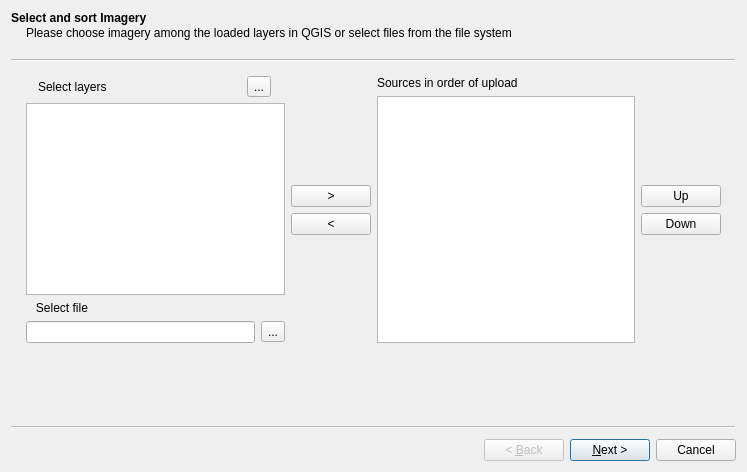
Qt form OpenAerialMap/gui/ui/img_uploader_wizard.ui (hotosm/oam-qgis-plugin) before a commit.
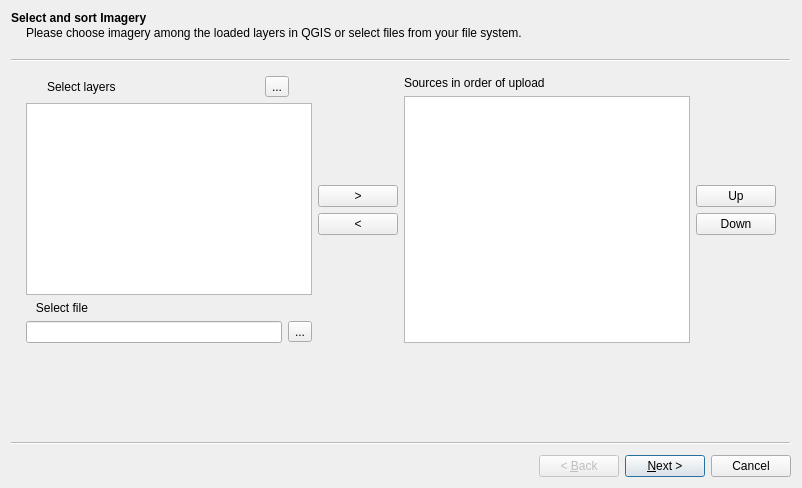
The same form after that commit.

Commit message: Changes to wizard and dialog layouts. New layout for imagery search/browsing.

```diff
--- a/OpenAerialMap/gui/ui/img_uploader_wizard.ui
+++ b/OpenAerialMap/gui/ui/img_uploader_wizard.ui
@@ -6,8 +6,8 @@
    <rect>
     <x>0</x>
     <y>0</y>
-    <width>747</width>
-    <height>472</height>
+    <width>802</width>
+    <height>488</height>
    </rect>
   </property>
   <property name="windowTitle">
@@ -18,7 +18,7 @@
     <string>Select and sort Imagery</string>
    </property>
    <property name="subTitle">
-    <string>Please choose imagery among the loaded layers in QGIS or select files from the file system</string>
+    <string>Please choose imagery among the loaded layers in QGIS or select files from your file system.</string>
    </property>
    <layout class="QGridLayout" name="gridLayout_3">
     <item row="0" column="0">
```
Left out of the diff: 20 changed lines with no effect on the pictures. The commit also changes 4 other files.
